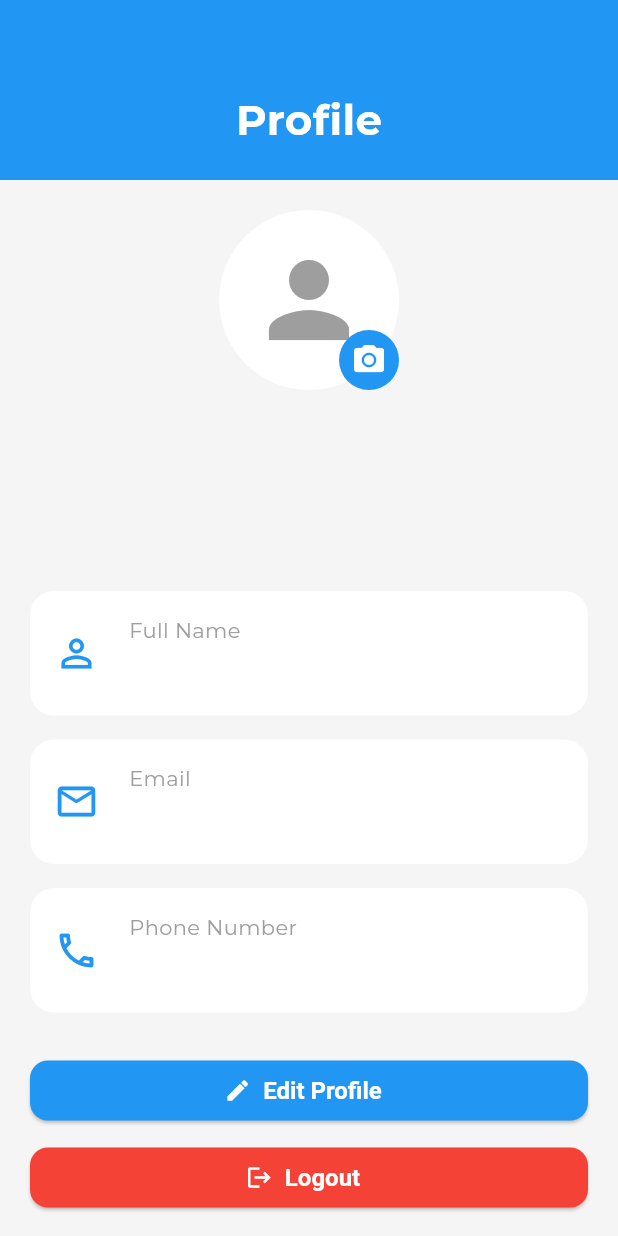
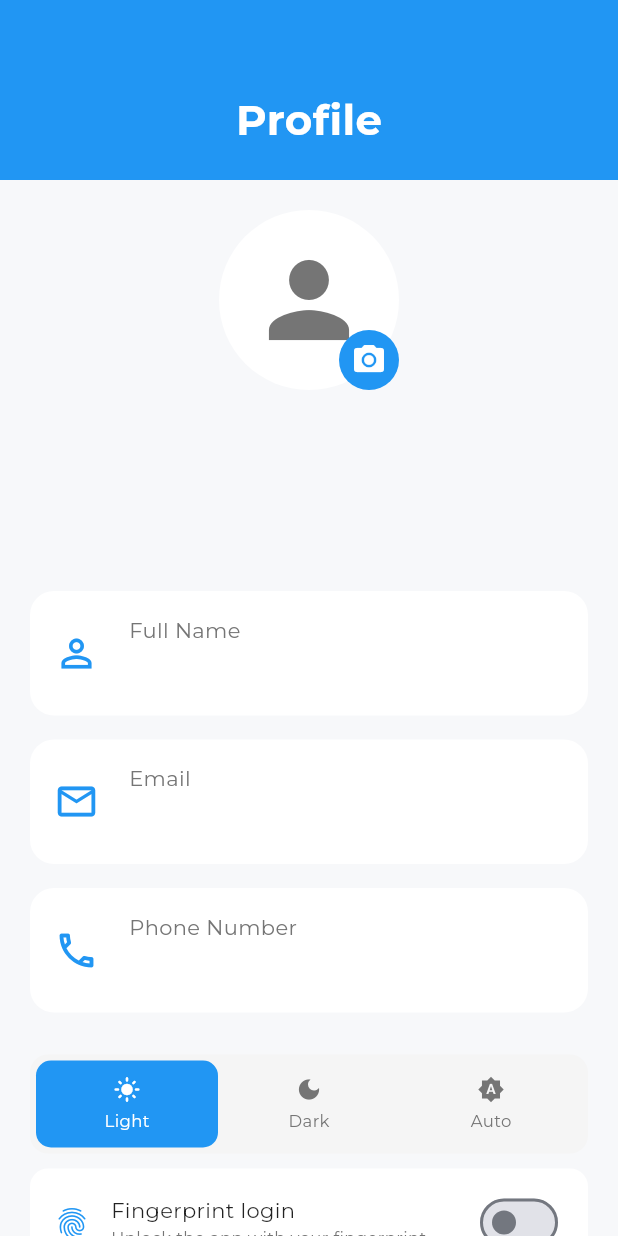
Before and after one commit to ukeshmahara/sikhsha_sathi, a Flutter app: the ProfileTab screen opened directly, on a phone screen of 412 x 824 dp. Run offline on Flutter 3.47's test engine with Material 3 defaults, Android fonts, the phone set to English and light mode, and no system bars; our stand-ins replace connectivity_plus, dartz, device_info_plus, dio, equatable, flutter_riverpod and 5 more; missing offline and left inert: light_sensor; accounts and stored records are empty; project files that could hold a hidden picture were left out.

Commit message:
Added fingerprint login toggle and applied theme-aware colors to Profile

```diff
--- a/lib/features/profile/presentation/pages/profile_tab.dart
+++ b/lib/features/profile/presentation/pages/profile_tab.dart
@@ -7,10 +7,16 @@ import 'package:image_picker/image_picker.dart';
 import 'package:permission_handler/permission_handler.dart';
 
 import 'package:sikhsha_sathi/core/api/api_endpoints.dart';
+import 'package:sikhsha_sathi/core/services/biometric/biometric_service.dart';
 import 'package:sikhsha_sathi/core/services/storage/user_session_service.dart';
+import 'package:sikhsha_sathi/app/theme/app_colors.dart';
+import 'package:sikhsha_sathi/app/theme/theme_state.dart';
+import 'package:sikhsha_sathi/app/theme/theme_view_model.dart';
 import 'package:sikhsha_sathi/features/auth/presentation/pages/login_view.dart';
+import 'package:sikhsha_sathi/features/favourite/presentation/view_model/favourite_view_model.dart';
 import 'package:sikhsha_sathi/features/profile/presentation/view_model/profile_view_model.dart';
 import 'package:sikhsha_sathi/features/profile/presentation/state/profile_state.dart';
+import 'package:sikhsha_sathi/features/school/presentation/view_model/school_view_model.dart';
 
 class ProfileTab extends ConsumerStatefulWidget {
   const ProfileTab({super.key});
@@ -241,7 +247,7 @@ class _ProfileTabState
 
     return Scaffold(
       backgroundColor:
-          Colors.grey.shade100,
+          context.appBackground,
       body: SingleChildScrollView(
         child: Column(
           children: [
@@ -279,7 +285,7 @@ class _ProfileTabState
                   child: CircleAvatar(
                     radius: 60,
                     backgroundColor:
-                        Colors.white,
+                        context.appSurface,
                     backgroundImage:
                         _selectedImage != null
                             ? FileImage(
@@ -293,11 +299,11 @@ class _ProfileTabState
                     child:
                         _selectedImage == null &&
                                 savedProfilePictureUrl == null
-                            ? const Icon(
+                            ? Icon(
                                 Icons.person,
                                 size: 80,
                                 color:
-                                    Colors.grey,
+                                    context.appTextSecondary,
                               )
                             : null,
                   ),
@@ -363,7 +369,7 @@ class _ProfileTabState
               email,
               style: TextStyle(
                 color:
-                    Colors.grey.shade700,
+                    context.appTextSecondary,
                 fontSize: 18,
               ),
             ),
@@ -389,6 +395,26 @@ class _ProfileTabState
             ),
 
             const SizedBox(height: 20),
+
+            Padding(
+              padding:
+                  const EdgeInsets.symmetric(
+                horizontal: 20,
+              ),
+              child: _buildThemeToggle(ref),
+            ),
+
+            const SizedBox(height: 10),
+
+            Padding(
+              padding:
+                  const EdgeInsets.symmetric(
+                horizontal: 20,
+              ),
+              child: _buildBiometricToggle(context, ref),
+            ),
+
+            const SizedBox(height: 10),
 
             Padding(
               padding:
@@ -425,8 +451,20 @@ class _ProfileTabState
                         Colors.red,
                   ),
                   onPressed: () async {
+                    // clear the favourite Hive cache and in-memory state so
+                    // the next user on this device doesn't see this user's
+                    // favourites, even without a full app restart
+                    await ref
+                        .read(favouriteViewModelProvider.notifier)
+                        .clearCache();
+
                     await session
                         .clearSession();
+
+                    // force schools and profile to reload fresh next time
+                    // too, rather than reusing stale in-memory state
+                    ref.invalidate(schoolViewModelProvider);
+                    ref.invalidate(profileViewModelProvider);
 
                     if (context.mounted) {
                       Navigator.pushAndRemoveUntil(
@@ -470,7 +508,7 @@ class _ProfileTabState
       padding:
           const EdgeInsets.all(16),
       decoration: BoxDecoration(
-        color: Colors.white,
+        color: context.appSurface,
         borderRadius:
             BorderRadius.circular(16),
       ),
@@ -491,8 +529,8 @@ class _ProfileTabState
                 Text(
                   title,
                   style:
-                      const TextStyle(
-                    color: Colors.grey,
+                      TextStyle(
+                    color: context.appTextSecondary,
                   ),
                 ),
                 const SizedBox(
@@ -514,4 +552,129 @@ class _ProfileTabState
       ),
     );
   }
+
+  Widget _buildBiometricToggle(BuildContext context, WidgetRef ref) {
+    final session = ref.read(userSessionServiceProvider);
+    final isEnabled = session.isBiometricLoginEnabled();
+
+    return Container(
+      padding: const EdgeInsets.symmetric(horizontal: 16, vertical: 12),
+      decoration: BoxDecoration(
+        color: context.appSurface,
+        borderRadius: BorderRadius.circular(12),
+      ),
+      child: Row(
+        children: [
+          Icon(Icons.fingerprint, color: context.isDark ? Colors.blue.shade200 : Colors.blue),
+          const SizedBox(width: 14),
+          Expanded(
+            child: Column(
+              crossAxisAlignment: CrossAxisAlignment.start,
+              children: [
+                Text(
+                  'Fingerprint login',
+                  style: TextStyle(
+                    fontSize: 14,
+                    fontWeight: FontWeight.w500,
+                    color: context.appTextPrimary,
+                  ),
+                ),
+                Text(
+                  'Unlock the app with your fingerprint',
+                  style: TextStyle(fontSize: 11, color: context.appTextSecondary),
+                ),
+              ],
+            ),
+          ),
+          Switch(
+            value: isEnabled,
+            onChanged: (value) async {
+              if (value) {
+                // require a successful scan before turning this on, so we
+                // know the device's biometrics actually work for this user
+                final biometricService = ref.read(biometricServiceProvider);
+                final canUse = await biometricService.canCheckBiometrics();
+
+                if (!canUse) {
+                  if (context.mounted) {
+                    ScaffoldMessenger.of(context).showSnackBar(
+                      const SnackBar(
+                        content: Text(
+                          'No fingerprint set up on this device. Add one in your phone settings first.',
+                        ),
+                      ),
+                    );
+                  }
+                  return;
+                }
+
+                final confirmed = await biometricService.authenticate(
+                  reason: 'Confirm your fingerprint to enable fingerprint login',
+                );
+
+                if (!confirmed) return;
+              }
+
+              await session.setBiometricLoginEnabled(value);
+              setState(() {});
+            },
+          ),
+        ],
+      ),
+    );
+  }
+
+  Widget _buildThemeToggle(WidgetRef ref) {
+    final themeState = ref.watch(themeViewModelProvider);
+
+    Widget option(AppThemeMode mode, IconData icon, String label) {
+      final isSelected = themeState.mode == mode;
+
+      return Expanded(
+        child: GestureDetector(
+          onTap: () =>
+              ref.read(themeViewModelProvider.notifier).setMode(mode),
+          child: Container(
+            padding: const EdgeInsets.symmetric(vertical: 10),
+            decoration: BoxDecoration(
+              color: isSelected ? Colors.blue : Colors.transparent,
+              borderRadius: BorderRadius.circular(10),
+            ),
+            child: Column(
+              children: [
+                Icon(
+                  icon,
+                  size: 18,
+                  color: isSelected ? Colors.white : context.appTextSecondary,
+                ),
+                const SizedBox(height: 4),
+                Text(
+                  label,
+                  style: TextStyle(
+                    fontSize: 11,
+                    color: isSelected ? Colors.white : context.appTextSecondary,
+                  ),
+                ),
+              ],
+            ),
+          ),
+        ),
+      );
+    }
+
+    return Container(
+      padding: const EdgeInsets.all(4),
+      decoration: BoxDecoration(
+        color: context.appSurfaceMuted,
+        borderRadius: BorderRadius.circular(12),
+      ),
+      child: Row(
+        children: [
+          option(AppThemeMode.light, Icons.light_mode, 'Light'),
+          option(AppThemeMode.dark, Icons.dark_mode, 'Dark'),
+          option(AppThemeMode.auto, Icons.brightness_auto, 'Auto'),
+        ],
+      ),
+    );
+  }
 }
```
